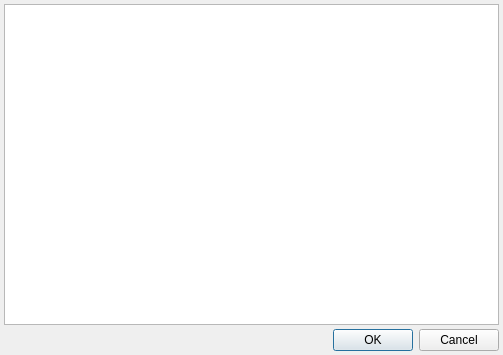
Qt form src/moduleselectdialog.ui (syntalos/syntalos) before a commit.
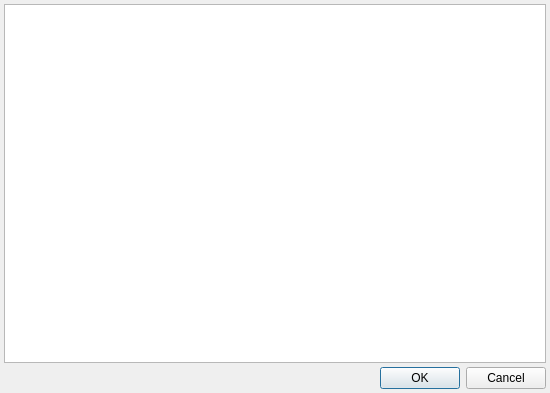
The same form after that commit.

Patch:
```diff
--- a/src/moduleselectdialog.ui
+++ b/src/moduleselectdialog.ui
@@ -6,8 +6,8 @@
    <rect>
     <x>0</x>
     <y>0</y>
-    <width>503</width>
-    <height>355</height>
+    <width>550</width>
+    <height>393</height>
    </rect>
   </property>
   <property name="windowTitle">
```
Left out of the diff: 9 changed lines with no effect on the pictures.
